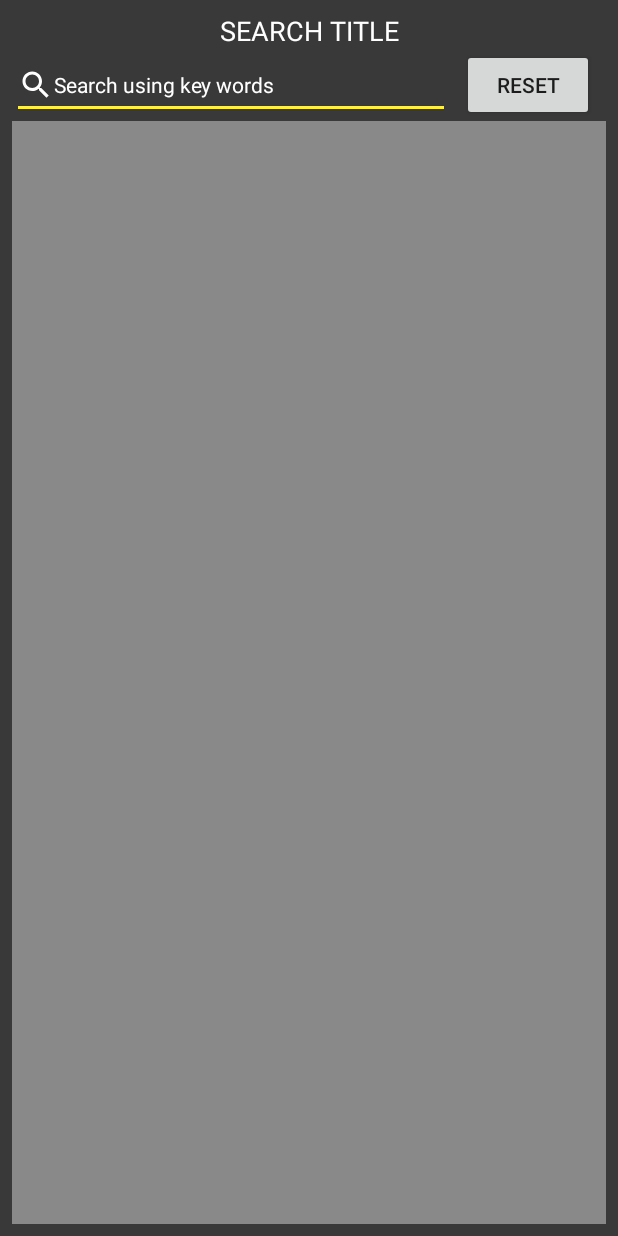
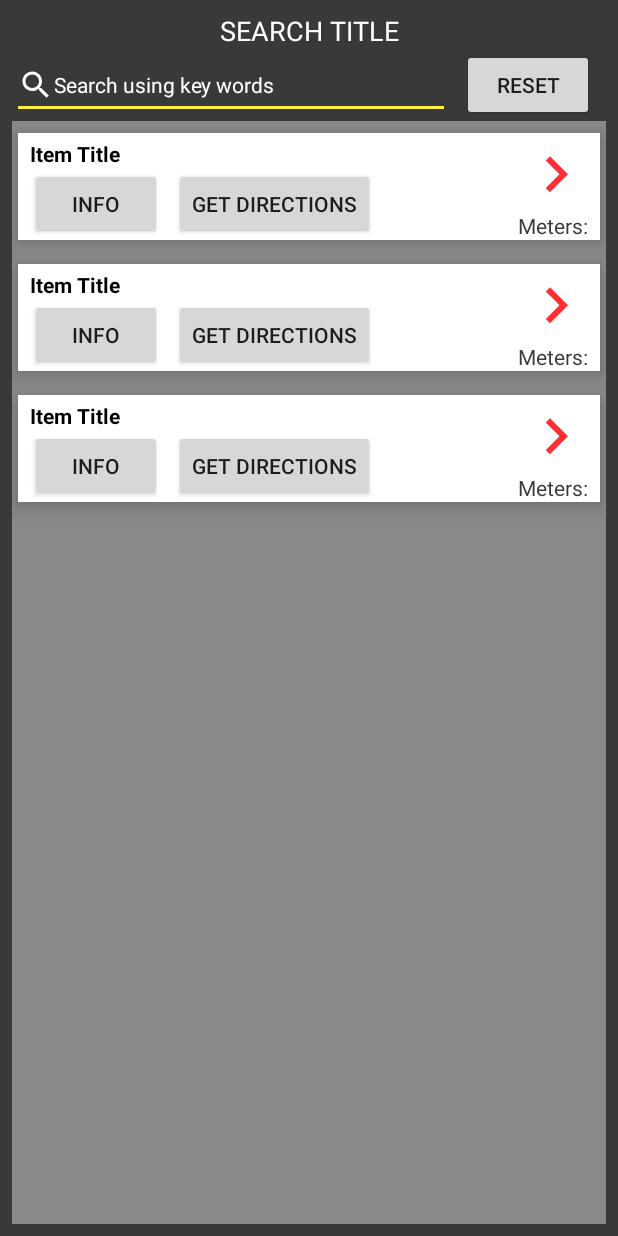
Before and after one commit to bbleck/CampusCompass, an Android app: the layout fragment_search_item.xml on its own in the app's theme, with its tools: preview values and no code run, on a phone screen of 412 x 824 dp. Run offline under Robolectric (Android 15) with nearby library versions, the phone set to English and light mode, and no system bars.

Commit message:
Finished framework for displaying compasses.

```diff
--- /dev/null
+++ b/app/src/main/res/drawable/ic_placeholder_east.xml
@@ -0,0 +1,5 @@
+<vector android:height="24dp" android:tint="#FF2F34"
+    android:viewportHeight="24.0" android:viewportWidth="24.0"
+    android:width="24dp" xmlns:android="http://schemas.android.com/apk/res/android">
+    <path android:fillColor="#FF000000" android:pathData="M8.59,16.34l4.58,-4.59 -4.58,-4.59L10,5.75l6,6 -6,6z"/>
+</vector>
--- /dev/null
+++ b/app/src/main/res/drawable/ic_placeholder_ne.xml
@@ -0,0 +1,5 @@
+<vector android:height="24dp" android:tint="#FF2F34"
+    android:viewportHeight="24.0" android:viewportWidth="24.0"
+    android:width="24dp" xmlns:android="http://schemas.android.com/apk/res/android">
+    <path android:fillColor="#FF000000" android:pathData="M21,3L3,10.53v0.98l6.84,2.65L12.48,21h0.98L21,3z"/>
+</vector>
--- /dev/null
+++ b/app/src/main/res/drawable/ic_placeholder_north.xml
@@ -0,0 +1,5 @@
+<vector android:height="24dp" android:tint="#FF2F34"
+    android:viewportHeight="24.0" android:viewportWidth="24.0"
+    android:width="24dp" xmlns:android="http://schemas.android.com/apk/res/android">
+    <path android:fillColor="#FF000000" android:pathData="M7.41,15.41L12,10.83l4.59,4.58L18,14l-6,-6 -6,6z"/>
+</vector>
--- /dev/null
+++ b/app/src/main/res/drawable/ic_placeholder_nw.xml
@@ -0,0 +1,5 @@
+<vector android:height="24dp" android:tint="#FF2F34"
+    android:viewportHeight="24.0" android:viewportWidth="24.0"
+    android:width="24dp" xmlns:android="http://schemas.android.com/apk/res/android">
+    <path android:fillColor="#FF000000" android:pathData="M12.5,8c-2.65,0 -5.05,0.99 -6.9,2.6L2,7v9h9l-3.62,-3.62c1.39,-1.16 3.16,-1.88 5.12,-1.88 3.54,0 6.55,2.31 7.6,5.5l2.37,-0.78C21.08,11.03 17.15,8 12.5,8z"/>
+</vector>
--- /dev/null
+++ b/app/src/main/res/drawable/ic_placeholder_se.xml
@@ -0,0 +1,5 @@
+<vector android:height="24dp" android:tint="#FF2F34"
+    android:viewportHeight="24.0" android:viewportWidth="24.0"
+    android:width="24dp" xmlns:android="http://schemas.android.com/apk/res/android">
+    <path android:fillColor="#FF000000" android:pathData="M19,15l-6,6 -1.42,-1.42L15.17,16H4V4h2v10h9.17l-3.59,-3.58L13,9l6,6z"/>
+</vector>
--- /dev/null
+++ b/app/src/main/res/drawable/ic_placeholder_south.xml
@@ -0,0 +1,5 @@
+<vector android:height="24dp" android:tint="#FF2F34"
+    android:viewportHeight="24.0" android:viewportWidth="24.0"
+    android:width="24dp" xmlns:android="http://schemas.android.com/apk/res/android">
+    <path android:fillColor="#FF000000" android:pathData="M7.41,7.84L12,12.42l4.59,-4.58L18,9.25l-6,6 -6,-6z"/>
+</vector>
--- /dev/null
+++ b/app/src/main/res/drawable/ic_placeholder_sw.xml
@@ -0,0 +1,5 @@
+<vector android:height="24dp" android:tint="#FF2F34"
+    android:viewportHeight="24.0" android:viewportWidth="24.0"
+    android:width="24dp" xmlns:android="http://schemas.android.com/apk/res/android">
+    <path android:fillColor="#FF000000" android:pathData="M11,9l1.42,1.42L8.83,14H18V4h2v12H8.83l3.59,3.58L11,21l-6,-6 6,-6z"/>
+</vector>
--- /dev/null
+++ b/app/src/main/res/drawable/ic_placeholder_west.xml
@@ -0,0 +1,5 @@
+<vector android:height="24dp" android:tint="#FF2F34"
+    android:viewportHeight="24.0" android:viewportWidth="24.0"
+    android:width="24dp" xmlns:android="http://schemas.android.com/apk/res/android">
+    <path android:fillColor="#FF000000" android:pathData="M15.41,16.09l-4.58,-4.59 4.58,-4.59L14,5.5l-6,6 6,6z"/>
+</vector>
--- a/app/src/main/res/layout/fragment_search_item.xml
+++ b/app/src/main/res/layout/fragment_search_item.xml
@@ -61,6 +61,7 @@
     app:layout_constraintBottom_toBottomOf="parent"
     app:layout_constraintEnd_toEndOf="parent"
     app:layout_constraintStart_toStartOf="parent"
-    app:layout_constraintTop_toBottomOf="@+id/btn_search_reset"/>
+    app:layout_constraintTop_toBottomOf="@+id/btn_search_reset"
+    tools:listitem="@layout/rv_item_search_frag"/>
 
 </android.support.constraint.ConstraintLayout>
--- a/app/src/main/res/layout/rv_item_search_frag.xml
+++ b/app/src/main/res/layout/rv_item_search_frag.xml
@@ -69,5 +69,5 @@
     app:layout_constraintEnd_toEndOf="parent"
     app:layout_constraintStart_toStartOf="@+id/tv_search_item_distance"
     app:layout_constraintTop_toTopOf="parent"
-    app:srcCompat="@drawable/building"/>
+    app:srcCompat="@drawable/ic_placeholder_east"/>
 </android.support.constraint.ConstraintLayout>
```
Also changed, not shown: app/src/main/java/com/brianbleck/campuscompass/controller/Main2Activity.java (+8 -0 lines), app/src/main/java/com/brianbleck/campuscompass/view/SearchFragment.java (+29 -3 lines).
